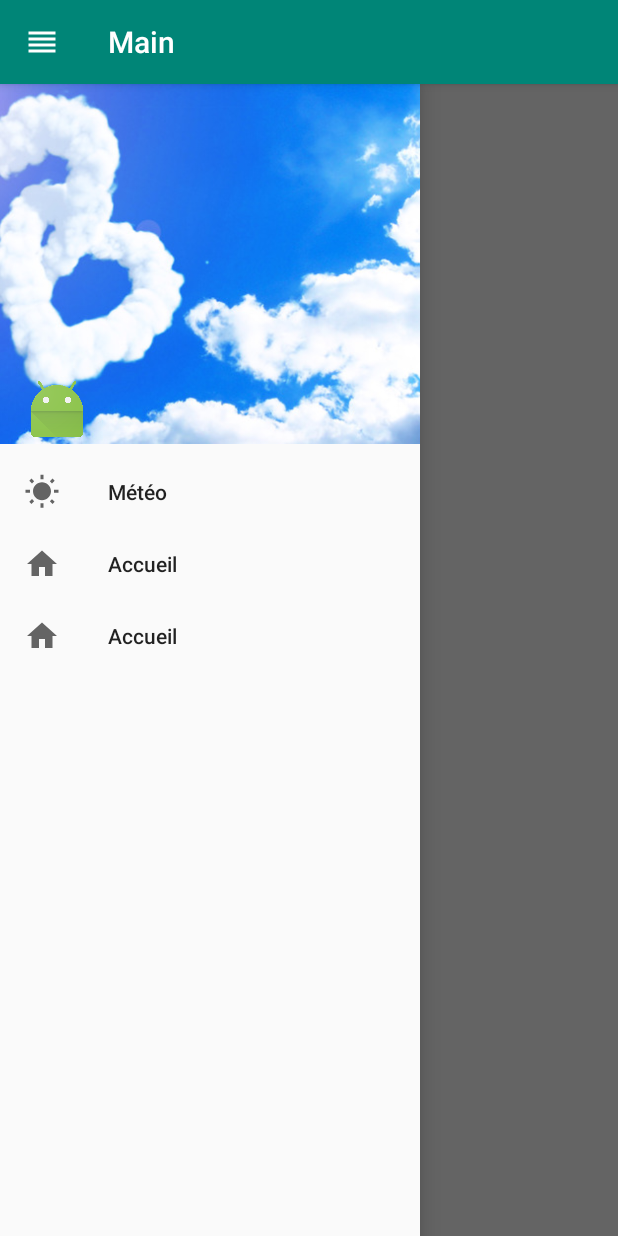
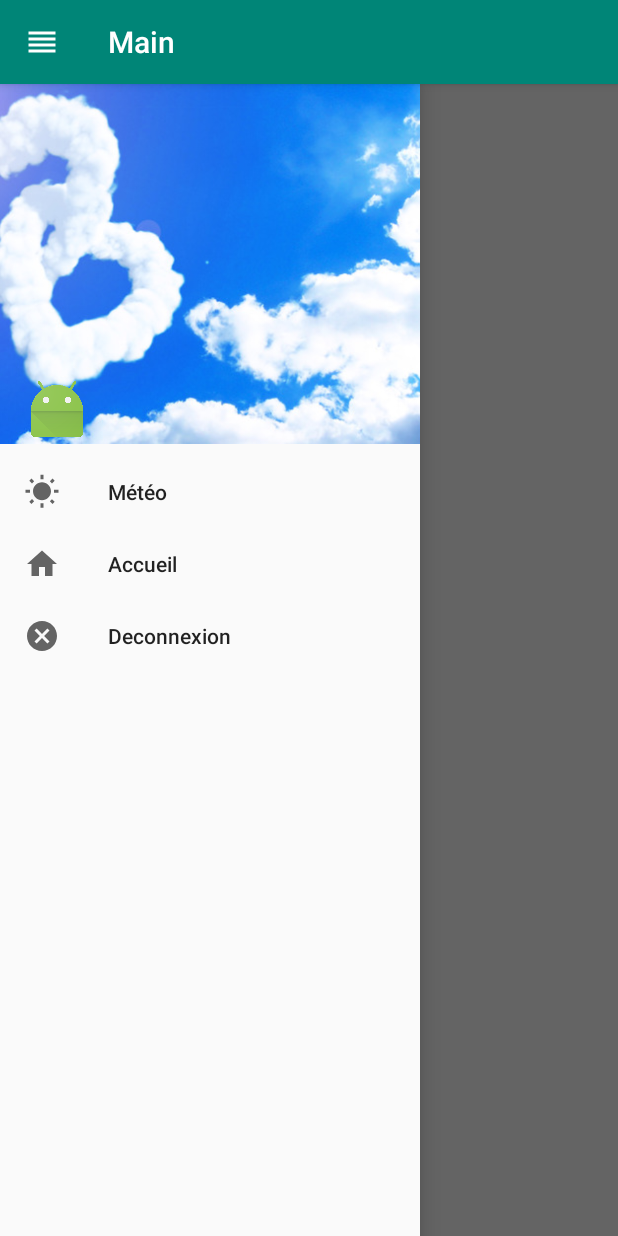
Before and after one commit to williamgraver/WeatherApplication, an Android app: the MainActivity screen opened directly, with no data from a screen before it, with the side drawer open, on a phone screen of 412 x 824 dp. Run offline under Robolectric (Android 15) with nearby library versions, the phone set to English and light mode, and no system bars; our stand-ins replace Volley; pictures from the network do not load.

Commit message:
Add autorization asking, city name tracking and handle null json exception for Forecastinfo

```diff
--- /dev/null
+++ b/app/src/main/res/drawable/ic_cancel_black_24dp.xml
@@ -0,0 +1,9 @@
+<vector xmlns:android="http://schemas.android.com/apk/res/android"
+        android:width="24dp"
+        android:height="24dp"
+        android:viewportWidth="24.0"
+        android:viewportHeight="24.0">
+    <path
+        android:fillColor="#FF000000"
+        android:pathData="M12,2C6.47,2 2,6.47 2,12s4.47,10 10,10 10,-4.47 10,-10S17.53,2 12,2zM17,15.59L15.59,17 12,13.41 8.41,17 7,15.59 10.59,12 7,8.41 8.41,7 12,10.59 15.59,7 17,8.41 13.41,12 17,15.59z"/>
+</vector>
--- a/app/src/main/res/menu/menu_drawer_view.xml
+++ b/app/src/main/res/menu/menu_drawer_view.xml
@@ -5,13 +5,13 @@
         <item
             android:id="@+id/menu_forecast"
             android:icon="@drawable/ic_wb_sunny_black_24dp"
-            android:title="Météo" />
+            android:title="@string/weather_item" />
         <item
             android:id="@+id/menu_home"
             android:checkable="true"
             android:enabled="true"
             android:icon="@drawable/ic_home_black_24dp"
-            android:title="Accueil"
+            android:title="@string/accueil"
             android:visible="true">
 
         </item>
@@ -19,8 +19,8 @@
             android:id="@+id/disconnect"
             android:checkable="true"
             android:enabled="true"
-            android:icon="@drawable/ic_home_black_24dp"
-            android:title="Accueil"
+            android:icon="@drawable/ic_cancel_black_24dp"
+            android:title="@string/deconnexion"
             android:visible="true">
 
         </item>
--- a/app/src/main/res/values/strings.xml
+++ b/app/src/main/res/values/strings.xml
@@ -12,5 +12,10 @@
     <string name="permission_rationale">"Contacts permissions are needed for providing email
         completions."
     </string>
+    <string name="permission_position">"Location permissions are needed for locate you."
+    </string>
     <string name="server_client_id">836925995252-f62jd11h3hu4sr4eqjr6cn9utnsr6sci.apps.googleusercontent.com</string>
+    <string name="deconnexion">Deconnexion</string>
+    <string name="accueil">Accueil</string>
+    <string name="weather_item">Météo</string>
 </resources>
```
Also changed, not shown: app/src/main/java/com/williamgraver/applicationmeteo/ForecastInfo.java (+4 -4 lines), app/src/main/java/com/williamgraver/applicationmeteo/LoginActivity.java (+27 -0 lines), app/src/main/java/com/williamgraver/applicationmeteo/MainActivity.java (+27 -7 lines).
